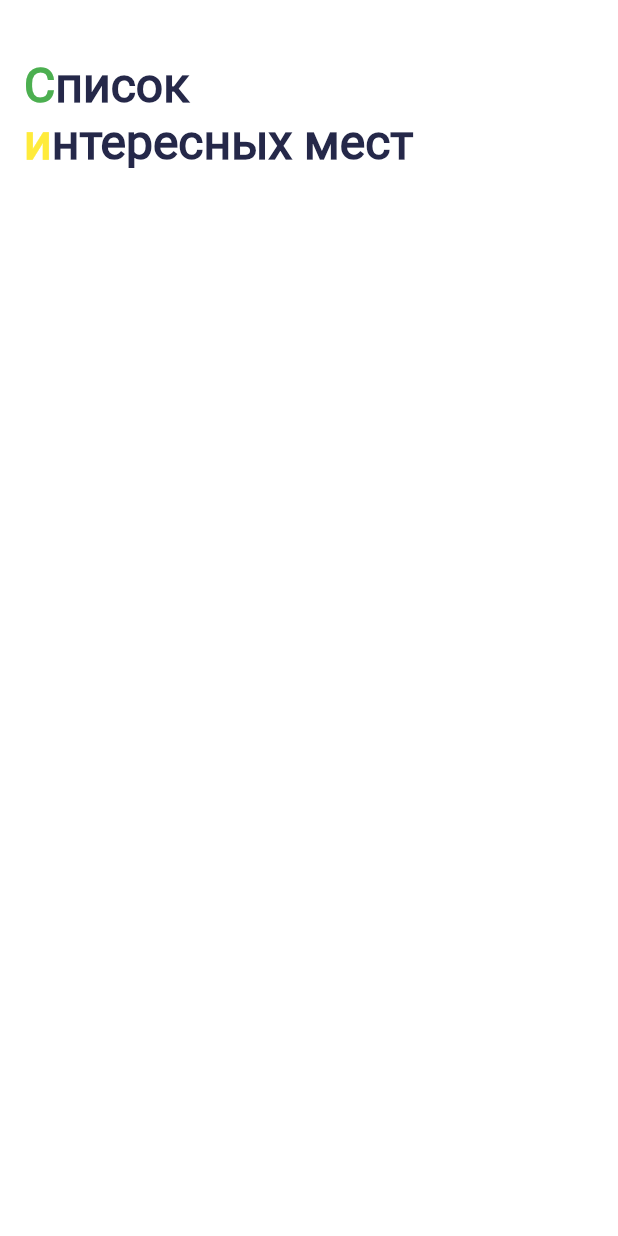
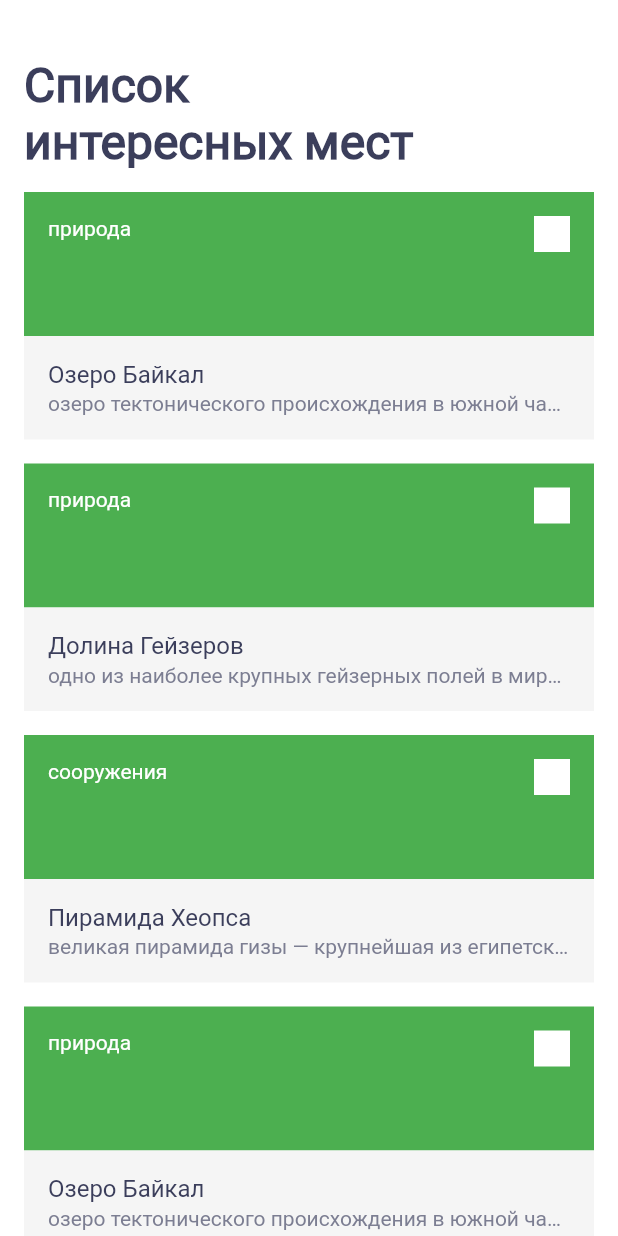
Before and after one commit to evgeniy-khomutinnikov/surf-flutter-course, a Flutter app: the screen it shows after launch, on a phone screen of 412 x 824 dp. Run offline on Flutter 3.47's test engine with Material 2 defaults, Android fonts, the phone set to English and light mode, and no system bars; our stand-ins replace hexcolor.

Commit message:
Вёрстка заглушек списка и карточки интересных мест

```diff
--- a/lib/domain/sight.dart
+++ b/lib/domain/sight.dart
@@ -4,7 +4,7 @@ class Sight {
   String lon;
   String url;
   String details;
-  SightType type;
+  String type;
 
   Sight(
     this.name,
@@ -15,5 +15,3 @@ class Sight {
     this.type,
   );
 }
-
-enum SightType { Nature, Building }
--- a/lib/mocks.dart
+++ b/lib/mocks.dart
@@ -7,7 +7,7 @@ final List mocks = [
     '107°45′00″ в. д.',
     'https://ru.wikipedia.org/wiki/%D0%91%D0%B0%D0%B9%D0%BA%D0%B0%D0%BB',
     'Озеро тектонического происхождения в южной части Восточной Сибири, самое глубокое озеро на планете, крупнейший природный резервуар пресной воды и самое большое по площади пресноводное озеро на континенте.',
-    SightType.Nature,
+    'природа',
   ),
   Sight(
     'Долина Гейзеров',
@@ -15,7 +15,7 @@ final List mocks = [
     '160°08′22″ в. д.',
     'https://ru.wikipedia.org/wiki/%D0%94%D0%BE%D0%BB%D0%B8%D0%BD%D0%B0_%D0%B3%D0%B5%D0%B9%D0%B7%D0%B5%D1%80%D0%BE%D0%B2',
     'Одно из наиболее крупных гейзерных полей в мире. Долина гейзеров расположена на Камчатке в Кроноцком государственном биосферном заповеднике.',
-    SightType.Nature,
+    'природа',
   ),
   Sight(
     'Пирамида Хеопса',
@@ -23,6 +23,6 @@ final List mocks = [
     '31°08′03″ в. д.',
     'https://ru.wikipedia.org/wiki/%D0%9F%D0%B8%D1%80%D0%B0%D0%BC%D0%B8%D0%B4%D0%B0_%D0%A5%D0%B5%D0%BE%D0%BF%D1%81%D0%B0',
     'Великая пирамида Гизы — крупнейшая из египетских пирамид, памятник архитектурного искусства Древнего Египта; первое и единственное из «Семи чудес света», сохранившееся до наших дней, и самое древнее из них: её возраст оценивается примерно в 4500 лет.',
-    SightType.Building,
+    'сооружения',
   ),
 ];
--- /dev/null
+++ b/lib/ui/screen/sight_card.dart
@@ -0,0 +1,63 @@
+import 'package:flutter/material.dart';
+import 'package:hexcolor/hexcolor.dart';
+import 'package:places/domain/sight.dart';
+
+class SightCard extends StatelessWidget {
+  Sight _sight;
+
+  SightCard(this._sight);
+
+  @override
+  Widget build(BuildContext context) {
+    return Padding(
+      padding: EdgeInsets.only(bottom: 16),
+      child: Column(
+        children: [
+          Container(
+            padding: EdgeInsets.all(16),
+            color: Colors.green.shade500,
+            height: 96,
+            child: Row(
+              crossAxisAlignment: CrossAxisAlignment.start,
+              children: [
+                Text(
+                  _sight.type,
+                  overflow: TextOverflow.ellipsis,
+                  style: TextStyle(fontSize: 14, fontWeight: FontWeight.normal, color: Colors.white),
+                ),
+                Spacer(),
+                Container(
+                  alignment: Alignment.topRight,
+                  color: Colors.white,
+                  width: 24,
+                  height: 24,
+                ),
+              ],
+            ),
+          ),
+          Container(
+            padding: EdgeInsets.all(16),
+            color: HexColor('#F5F5F5'),
+            child: Column(
+              crossAxisAlignment: CrossAxisAlignment.start,
+              children: [
+                Text(
+                  _sight.name,
+                  overflow: TextOverflow.ellipsis,
+                  style: TextStyle(fontSize: 16, fontWeight: FontWeight.w500, color: HexColor('3B3E5B')),
+                ),
+                SizedBox(height: 2),
+                Text(
+                  _sight.details.toLowerCase(),
+                  maxLines: 1,
+                  overflow: TextOverflow.ellipsis,
+                  style: TextStyle(fontSize: 14, fontWeight: FontWeight.w400, color: HexColor('#7C7E92')),
+                ),
+              ],
+            ),
+          ),
+        ],
+      ),
+    );
+  }
+}
--- a/lib/ui/screen/sight_list_screen.dart
+++ b/lib/ui/screen/sight_list_screen.dart
@@ -1,5 +1,7 @@
 import 'package:flutter/material.dart';
 import 'package:hexcolor/hexcolor.dart';
+import 'package:places/mocks.dart';
+import 'package:places/ui/screen/sight_card.dart';
 
 class SightListScreen extends StatefulWidget {
   @override
@@ -17,22 +19,26 @@ class SightListScreenState extends State<SightListScreen> {
         elevation: 0,
         title: Padding(
           padding: EdgeInsets.fromLTRB(16, 40, 0, 0),
-          child: RichText(
-            text: TextSpan(
-              text: '',
-              style: TextStyle(fontStyle: FontStyle.normal, fontWeight: FontWeight.bold, fontSize: 32, color: HexColor('#252849')),
-              children: <TextSpan>[
-                TextSpan(text: 'С', style: TextStyle(color: Colors.green)),
-                TextSpan(text: 'писок\n'),
-                TextSpan(text: 'и', style: TextStyle(color: Colors.yellow)),
-                TextSpan(text: 'нтересных мест'),
-              ],
-            ),
-          ),
+          child: Text('Список\nинтересных мест', style: TextStyle(fontStyle: FontStyle.normal, fontWeight: FontWeight.bold, fontSize: 32, color: HexColor('3B3E5B'))),
         ),
         titleSpacing: 0,
         toolbarHeight: 112,
       ),
+      body: Padding(
+        padding: EdgeInsets.fromLTRB(16, 16, 16, 0),
+        child: SingleChildScrollView(
+          child: Column(
+            children: [
+              SightCard(mocks[0]),
+              SightCard(mocks[1]),
+              SightCard(mocks[2]),
+              SightCard(mocks[0]),
+              SightCard(mocks[1]),
+              SightCard(mocks[2]),
+            ],
+          ),
+        ),
+      ),
     );
   }
 }
```
Also changed, not shown: 1 other file.
